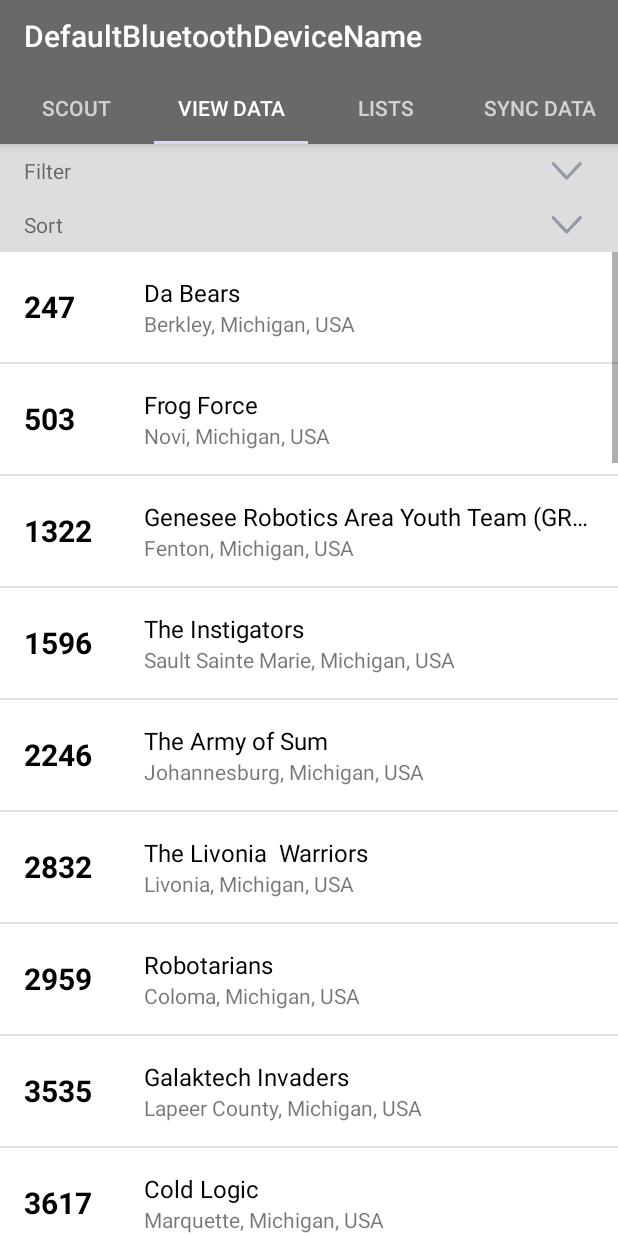
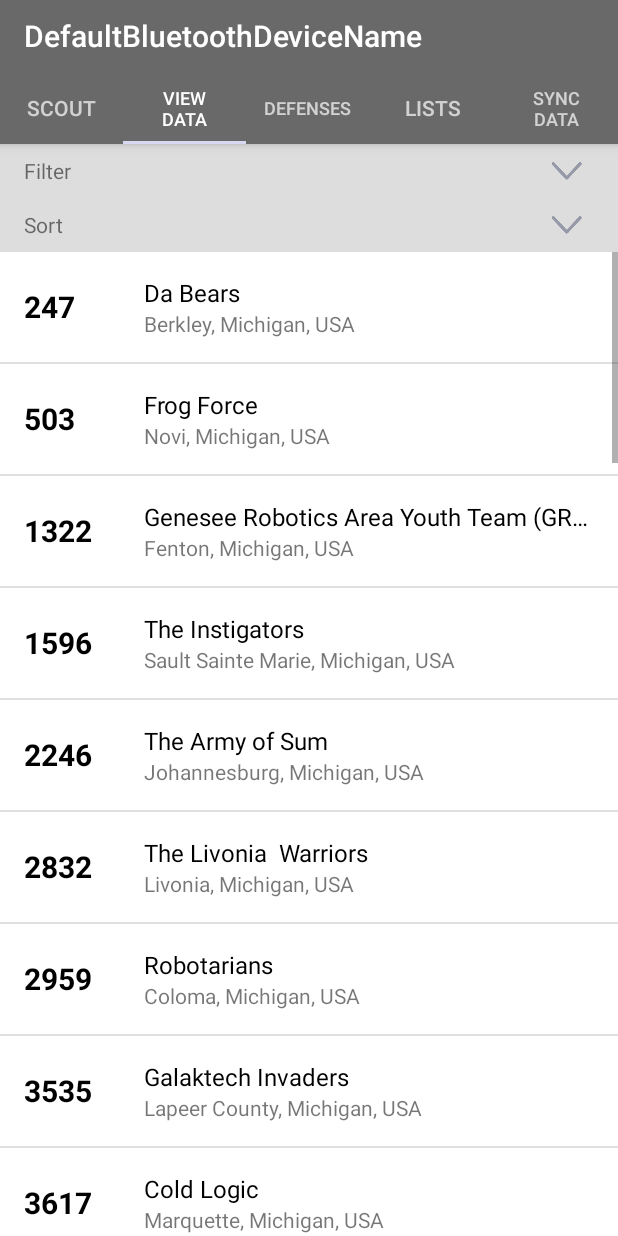
Before and after one commit to Brendon-Egolf/FRCScoutingApp2016, an Android app: the screen it shows after launch (MainActivity), tab 2 chosen, on a phone screen of 412 x 824 dp. Run offline under Robolectric (Android 15) with nearby library versions, the phone set to English and light mode, and no system bars; libraries missing offline, so code that uses them is left out: com.mobeta.android; plain views replace DragSortListView; 15 statements that could not run were skipped.

Commit message:
5% battery

```diff
--- a/app/src/main/java/com/petoskeypaladins/frcscoutingapp/DefenseRecommender.java
+++ b/app/src/main/java/com/petoskeypaladins/frcscoutingapp/DefenseRecommender.java
@@ -1,5 +1,6 @@
 package com.petoskeypaladins.frcscoutingapp;
 
+import android.app.ActionBar;
 import android.app.AlertDialog;
 import android.content.Intent;
 import android.os.Bundle;
@@ -39,6 +40,8 @@ import java.util.Map;
 
 
 public class DefenseRecommender extends Fragment {
+    private static final int POSITIONS = 6;
+
     public DefenseRecommender() {
     }
 
@@ -50,6 +53,23 @@ public class DefenseRecommender extends Fragment {
     @Override
     public View onCreateView(final LayoutInflater inflater, ViewGroup container, Bundle savedInstanceState) {
         final View view =  inflater.inflate(R.layout.fragment_data_view, container, false);
+        LinearLayout teamContainer = (LinearLayout) view.findViewById(R.id.team_container);
+        ArrayList<TeamPositionView> teamPositionViews = new ArrayList<>();
+        String alliance;
+        LinearLayout.LayoutParams layoutParams = new LinearLayout.LayoutParams(LinearLayout.LayoutParams.WRAP_CONTENT, LinearLayout.LayoutParams.WRAP_CONTENT);
+
+        for (int i = 1; i <= POSITIONS; i++) {
+            if (i <= 3) {
+                alliance = "Red ";
+                teamPositionViews.add(new TeamPositionView(getContext(), alliance + i));
+            } else {
+                alliance = "Blue ";
+                teamPositionViews.add(new TeamPositionView(getContext(), alliance + (i - 3)));
+            }
+            teamContainer.addView(teamPositionViews.get(i - 1));
+        }
+
+
 
         return view;
     }
--- a/app/src/main/java/com/petoskeypaladins/frcscoutingapp/MainActivity.java
+++ b/app/src/main/java/com/petoskeypaladins/frcscoutingapp/MainActivity.java
@@ -102,6 +102,7 @@ public class MainActivity extends AppCompatActivity {
         adapter = new ViewPagerAdapter(getSupportFragmentManager());
         adapter.addFragment(new ScoutingSheet(), "Scout");
         adapter.addFragment(new DataView(), "View Data");
+        adapter.addFragment(new DefenseRecommender(), "Defenses");
         adapter.addFragment(new SelectionLists(), "Lists");
         adapter.addFragment(new SyncData(), "Sync Data");
         viewPager.setAdapter(adapter);
--- /dev/null
+++ b/app/src/main/java/com/petoskeypaladins/frcscoutingapp/TeamPositionView.java
@@ -0,0 +1,50 @@
+package com.petoskeypaladins.frcscoutingapp;
+
+import android.content.Context;
+import android.util.AttributeSet;
+import android.view.LayoutInflater;
+import android.view.View;
+import android.view.ViewGroup;
+import android.widget.EditText;
+import android.widget.TextView;
+
+public class TeamPositionView extends ViewGroup {
+    TextView label;
+    EditText value;
+    String position;
+
+    public TeamPositionView(Context context, String position) {
+        super(context);
+        init(context, null);
+        this.position = position;
+    }
+
+    public TeamPositionView(Context context, AttributeSet attributeSet) {
+        super(context);
+        init(context, attributeSet);
+    }
+
+    public TeamPositionView(Context context, AttributeSet attributeSet, int defStyle) {
+        super(context);
+        init(context, attributeSet);
+    }
+
+    @Override
+    protected void onLayout(boolean changed, int l, int t, int r, int b) {
+
+    }
+
+    public void init(Context context, AttributeSet attributeSet) {
+        LayoutInflater inflater = (LayoutInflater)context.getSystemService(Context.LAYOUT_INFLATER_SERVICE);
+        View view = inflater.inflate(R.layout.team_position_view, null);
+
+        label = (TextView) view.findViewById(R.id.label);
+        value = (EditText) view.findViewById(R.id.value);
+
+        label.setText(position + ":");
+    }
+
+    public String getValue() {
+        return value.getText().toString();
+    }
+}
```
Also changed, not shown: app/src/main/res/layout/team_position_view.xml (added, +18 -0 lines).
